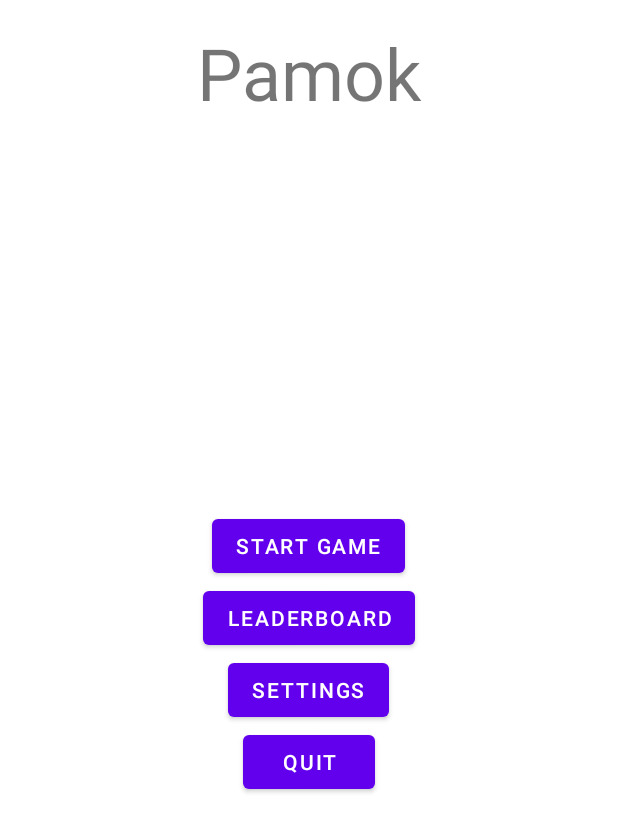
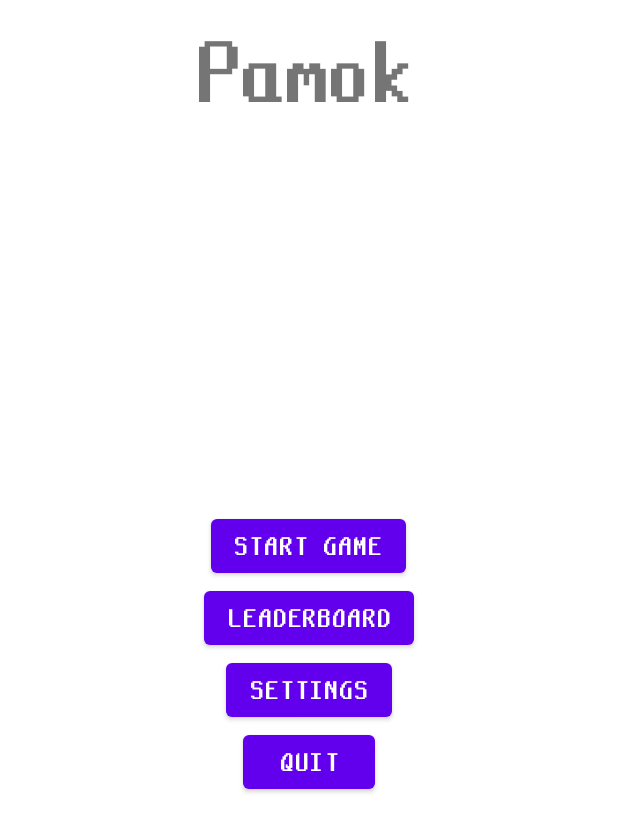
Before and after one commit to MetGang/PAMO-pro, an Android app: the screen it shows after launch (MainActivity), on a phone screen of 412 x 824 dp. Shown: the top 832 px of the screen. Run offline under Robolectric (Android 15) with nearby library versions, the phone set to English and light mode, and no system bars.

Commit message:
Add custom default font

```diff
--- a/Pamok/app/src/main/res/values-night/themes.xml
+++ b/Pamok/app/src/main/res/values-night/themes.xml
@@ -1,5 +1,6 @@
 <resources xmlns:tools="http://schemas.android.com/tools">
     <style name="Theme.Pamok" parent="Theme.MaterialComponents.DayNight.NoActionBar">
         <item name="android:statusBarColor" tools:targetApi="l">@color/black</item>
+        <item name="android:fontFamily">@font/jamma</item>
     </style>
 </resources>
--- a/Pamok/app/src/main/res/values/themes.xml
+++ b/Pamok/app/src/main/res/values/themes.xml
@@ -1,5 +1,6 @@
 <resources xmlns:tools="http://schemas.android.com/tools">
     <style name="Theme.Pamok" parent="Theme.MaterialComponents.DayNight.NoActionBar">
         <item name="android:statusBarColor" tools:targetApi="l">@color/black</item>
+        <item name="android:fontFamily">@font/jamma</item>
     </style>
 </resources>
```
Also changed, not shown: Pamok/app/src/main/res/font/jamma.ttf (added).
